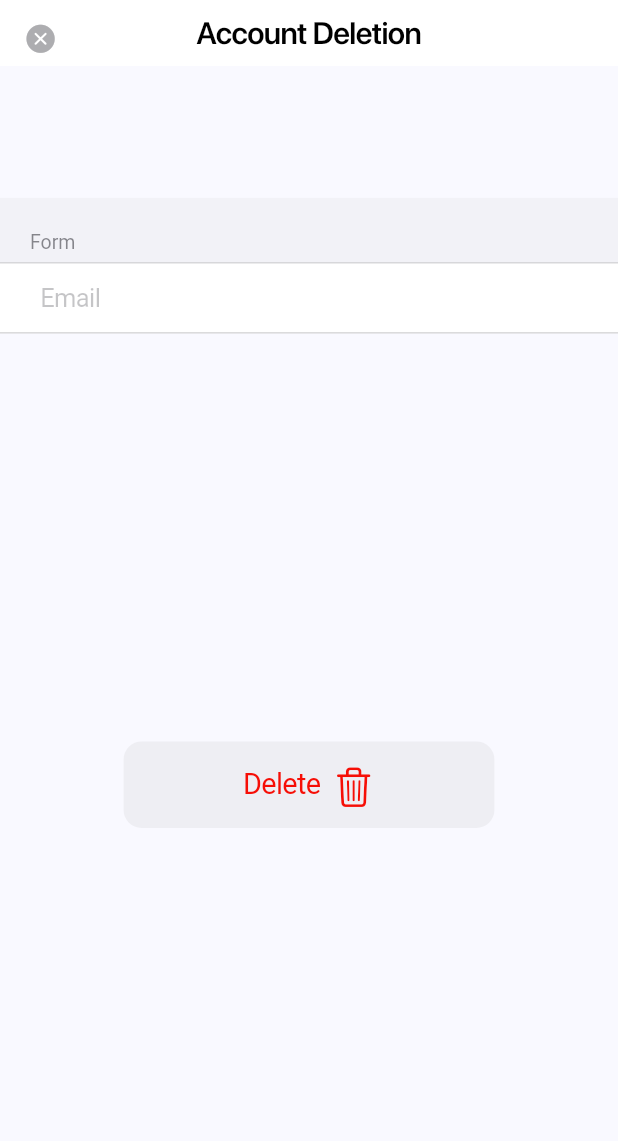
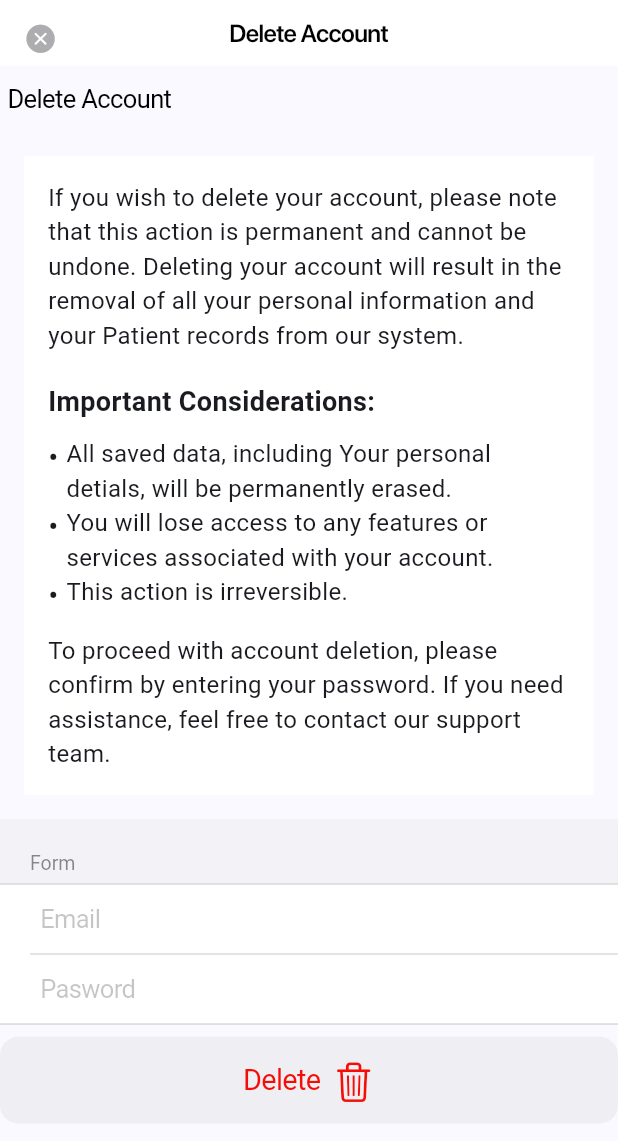
Before and after one commit to sudhar08/Lil-Checkup-Pro, a Flutter app: the Deleteaccountsheet screen opened directly, on a phone screen of 412 x 824 dp. Shown: the top 1141 px of the screen. Run offline on Flutter 3.47's test engine with Material 3 defaults, Android fonts, the phone set to English and light mode, and no system bars; our stand-ins replace animate_do, fl_chart, fluttertoast, gap, image_picker, modal_bottom_sheet and 3 more; missing offline and left inert: age_calculator, animated_snack_bar, circular_progress_stack; network calls fail; Roboto replaces fonts that are missing (SF-Pro-Bold).

Commit message:
Account page is completed

```diff
--- a/screening_tool/lib/components/DeleteAccount.dart
+++ b/screening_tool/lib/components/DeleteAccount.dart
@@ -11,7 +11,7 @@ class Deleteaccountsheet extends StatelessWidget {
    void _showAlertDialog(BuildContext context) {
     Navigator.pop(context);
 
-    showCupertinoDialog<void>(
+    showCupertinoDialog(
       context: context,
       builder: (BuildContext context) => CupertinoAlertDialog(
         title: const Text('Delete account'),
@@ -57,16 +57,19 @@ class Deleteaccountsheet extends StatelessWidget {
                 size: 22,
               )),
         ),
-        middle: Text("Account Deletion",
+        middle: Text("Delete Account",
             style: TextStyle(
-                fontSize: 15.sp,
+                fontSize: 12.sp,
                 fontFamily: 'SF-Pro-semibold',
               )),
       ),
       child: Scaffold(
-        body: Column(
-          mainAxisAlignment: MainAxisAlignment.spaceEvenly,
+        body: ListView(
+         // mainAxisAlignment: MainAxisAlignment.end,
           children: [
+            CupertinoListTile(title: Text("Delete Account",style: TextStyle(fontFamily: "SF-Pro-Bold"),textAlign: TextAlign.center,),padding: EdgeInsets.symmetric(vertical: 5,horizontal: 5),),
+            Descption(),
+
 
           CupertinoFormSection(header: Text("Form"), children: [
             // SizedBox(
@@ -82,6 +85,9 @@ class Deleteaccountsheet extends StatelessWidget {
 
             CupertinoTextFormFieldRow(
               placeholder: "Email",
+            ),
+            CupertinoTextFormFieldRow(
+              placeholder: "Pasword",
             ),
           ]),
           // SizedBox(height: .h,),
@@ -102,3 +108,64 @@ class Deleteaccountsheet extends StatelessWidget {
     );
   }
 }
+
+
+
+Widget Descption(){
+  return Padding(
+          padding: const EdgeInsets.all(16.0),
+          child: Container(
+            padding: EdgeInsets.all(16),
+            decoration: BoxDecoration(
+              color: Colors.white,
+              // borderRadius: BorderRadius.circular(10),
+              // boxShadow: [
+              //   BoxShadow(
+              //     color: Colors.grey.withOpacity(0.5),
+              //     spreadRadius: 5,
+              //     blurRadius: 7,
+              //     offset: Offset(0, 3), // changes position of shadow
+              //   ),
+              // ],
+            ),
+            child: Column(
+              crossAxisAlignment: CrossAxisAlignment.start,
+              children: [
+                Text(
+                  'If you wish to delete your account, please note that this action is permanent and cannot be undone. Deleting your account will result in the removal of all your personal information and your Patient records from our system.',
+                  style: TextStyle(fontSize: 16),
+                ),
+                SizedBox(height: 20),
+                Text(
+                  'Important Considerations:',
+                  style: TextStyle(
+                    fontWeight: FontWeight.bold,
+                    fontSize: 18,
+                  ),
+                ),
+                SizedBox(height: 10),
+                BulletPoint( 'All saved data, including Your personal detials, will be permanently erased.'),
+                BulletPoint( 'You will lose access to any features or services associated with your account.'),
+                BulletPoint( 'This action is irreversible.'),
+                SizedBox(height: 10),
+                Text(
+                  'To proceed with account deletion, please confirm by entering your password. If you need assistance, feel free to contact our support team.',
+                  style: TextStyle(fontSize: 16),
+                ),
+              ],
+            ),
+          ),
+        );
+}
+
+Widget BulletPoint(String text){
+  return Row(
+      crossAxisAlignment: CrossAxisAlignment.start,
+      children: [
+        Text("• ", style: TextStyle(fontSize: 20)),
+        Expanded(
+          child: Text(text, style: TextStyle(fontSize: 16)),
+        ),
+      ],
+  );
+}
--- a/screening_tool/lib/screens/views/tabview/profile/edit_profile.dart
+++ b/screening_tool/lib/screens/views/tabview/profile/edit_profile.dart
@@ -291,7 +291,7 @@ void setter(doc_name,doc_age,doc_phone,doc_email,doc_location){
             preferredSize: Size.fromHeight(90),
             child: SafeArea(
                 child: appbar_default(
-              title: "Profile", back: true,
+              title: "Edit", back: true,
             ))),
         body: BounceInDown(
           delay: Duration(milliseconds: 500),
```
Also changed, not shown: screening_tool/lib/components/ChangePassword.dart (added, +67 -0 lines), screening_tool/lib/screens/views/tabview/profile/Accountpage.dart (+28 -3 lines), screening_tool/lib/screens/views/tabview/profile_page.dart (+14 -0 lines).
